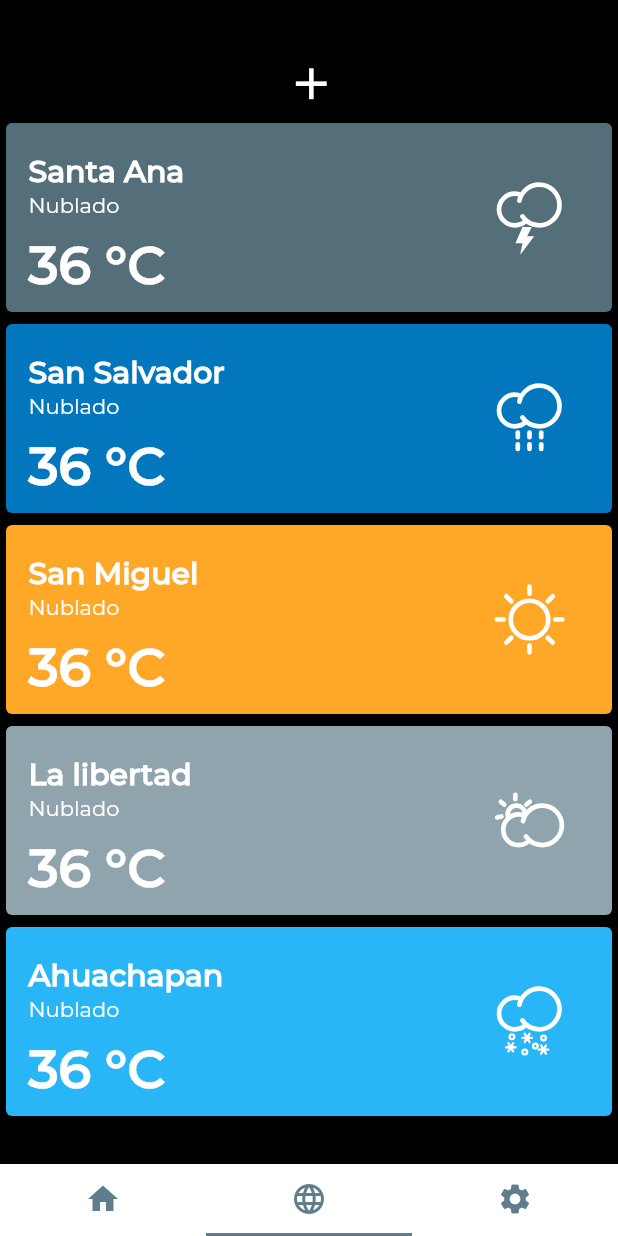
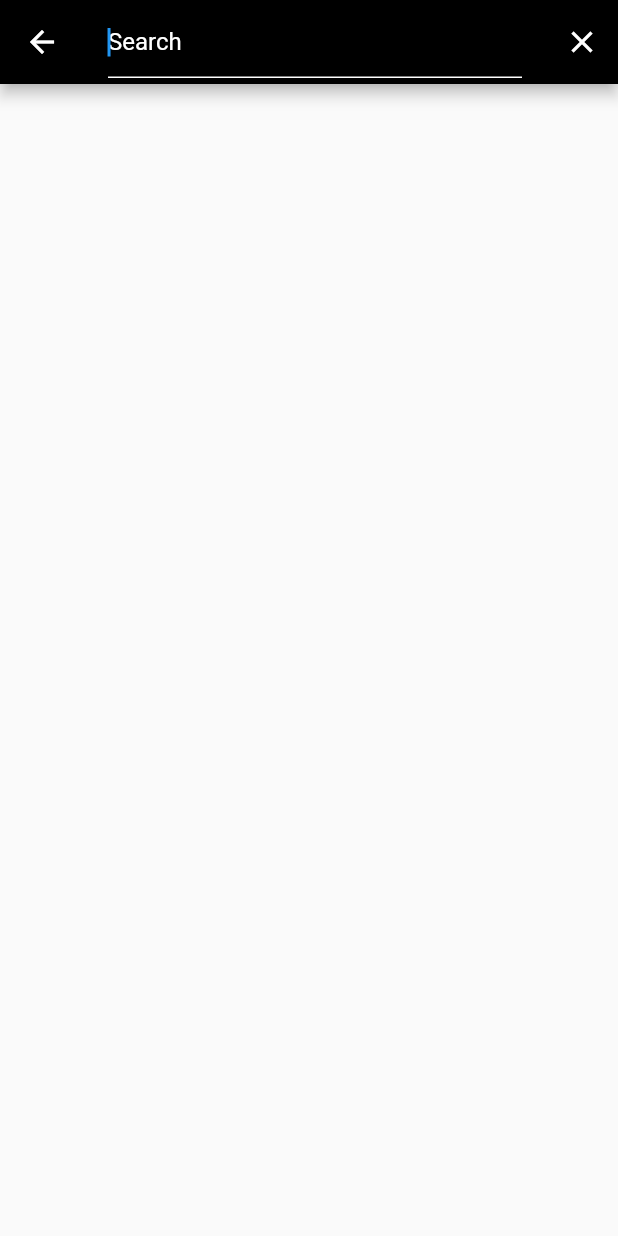
Before and after one commit to L3X7/flutter-weather-app, a Flutter app: the screen it shows after launch, item 2 of the bottom bar chosen, after a tap on the "add" icon, on a phone screen of 412 x 824 dp. Run offline on Flutter 3.47's test engine with Material 2 defaults, Android fonts, the phone set to English and light mode, and no system bars; our stand-ins replace flutter_svg.

Commit message:
Implementation form_new_city

```diff
--- /dev/null
+++ b/lib/form_new_city.dart
@@ -0,0 +1,90 @@
+import 'package:flutter/material.dart';
+
+class FormNewCity extends StatefulWidget {
+  @override
+  _FormNewCity createState() => _FormNewCity();
+}
+
+class _FormNewCity extends State<FormNewCity> {
+  Icon actionIcon = new Icon(
+    Icons.search,
+    color: Colors.white,
+  );
+  Widget appBarTitle = new Text(
+    ' ',
+    style: TextStyle(color: Colors.white),
+  );
+  FocusNode focusTxt = FocusNode();
+
+
+  @override
+  void initState() {
+    // TODO: implement initState
+    super.initState();
+    activateSearchButton();
+
+  }
+
+  @override
+  Widget build(BuildContext context) {
+    return new Scaffold(appBar: buildAppBar(context));
+  }
+
+  Widget buildAppBar(BuildContext context) {
+    return new AppBar(
+      backgroundColor: Colors.black,
+      title: appBarTitle,
+      actions: <Widget>[
+        new IconButton(
+          icon: actionIcon,
+          onPressed: () {
+            setState(() {
+              onPressedSearchButton();
+            });
+          },
+        )
+      ],
+    );
+  }
+
+  void activateSearchButton() {
+    this.actionIcon = new Icon(
+      Icons.close,
+      color: Colors.white,
+    );
+    this.appBarTitle = new TextField(
+        focusNode: focusTxt,
+        style: new TextStyle(color: Colors.black),
+        decoration: new InputDecoration(
+            hintText: 'Search',
+            focusedBorder: UnderlineInputBorder(
+                borderSide: BorderSide(color: Colors.white)),
+            hintStyle: new TextStyle(color: Colors.white)));
+    focusInput();
+  }
+
+  void onPressedSearchButton() {
+    if (this.actionIcon.icon == Icons.search) {
+      this.actionIcon = new Icon(
+        Icons.close,
+        color: Colors.white,
+      );
+      this.appBarTitle = new TextField(
+          focusNode: focusTxt,
+          style: new TextStyle(color: Colors.black),
+          decoration: new InputDecoration(
+              hintText: 'Search',
+              focusedBorder: UnderlineInputBorder(
+                  borderSide: BorderSide(color: Colors.white)),
+              hintStyle: new TextStyle(color: Colors.white)));
+      focusInput();
+    } else {
+      this.actionIcon = new Icon(Icons.search, color: Colors.white);
+      this.appBarTitle = new Text('');
+    }
+  }
+
+  void focusInput() {
+    FocusScope.of(context).requestFocus(focusTxt);
+  }
+}
--- a/lib/tabs/cities.dart
+++ b/lib/tabs/cities.dart
@@ -1,5 +1,6 @@
 import 'package:flutter/material.dart';
 import 'package:flutter_svg/flutter_svg.dart';
+import 'package:weather_app/form_new_city.dart';
 
 final int _colorBlue = 0xff0277bd;
 final int _colorDarkBlue = 0xff0370af;
@@ -129,7 +130,9 @@ class Cities extends StatelessWidget {
                           child: IconButton(
                               icon: Icon(Icons.add, color: Colors.white, size: 35),
                               tooltip: 'Agregar ciudad',
-                              onPressed: () {}),
+                              onPressed: () {
+                                Navigator.push(context, MaterialPageRoute(builder: (context) => FormNewCity() ));
+                              }),
                         )))
               ],
             ),
```
